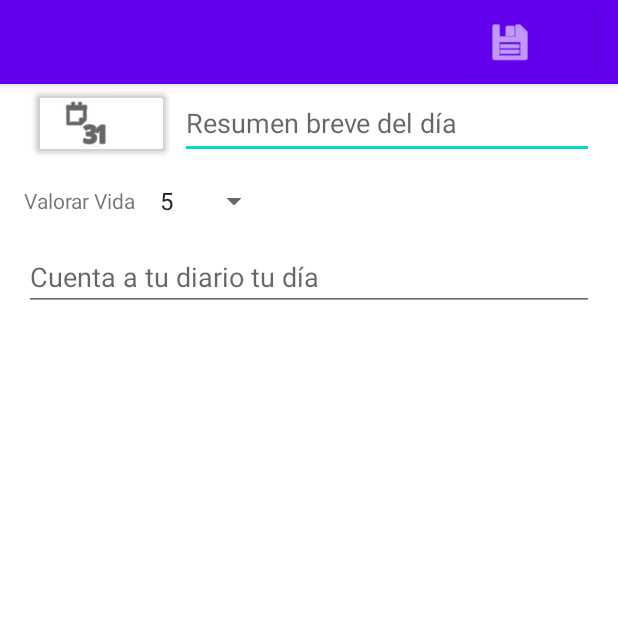
After one commit to sochoa2021joelsemperedura/Practica5, an Android app: the EdicionDiaActivity screen opened directly, with no data from a screen before it, on a phone screen of 412 x 824 dp, the top half of it. The commit adds this screen. Run offline under Robolectric (Android 15) with nearby library versions, the phone set to English and light mode, and no system bars.

Commit message:
Punto 37 Hecho

```diff
--- a/app/src/main/AndroidManifest.xml
+++ b/app/src/main/AndroidManifest.xml
@@ -10,6 +10,9 @@
         android:supportsRtl="true"
         android:theme="@style/Theme.Practica5.NoActionBar">
         <activity
+            android:name=".ui.EdicionDiaActivity"
+            android:exported="true" />
+        <activity
             android:name=".ui.MainActivity"
             android:exported="true">
             <intent-filter>
--- /dev/null
+++ b/app/src/main/java/net/iessochoa/joelsemperedura/practica5/ui/EdicionDiaActivity.java
@@ -0,0 +1,77 @@
+package net.iessochoa.joelsemperedura.practica5.ui;
+
+import androidx.appcompat.app.AppCompatActivity;
+
+import android.app.DatePickerDialog;
+import android.os.Bundle;
+import android.view.View;
+import android.widget.ArrayAdapter;
+import android.widget.Button;
+import android.widget.DatePicker;
+import android.widget.Spinner;
+import android.widget.TextView;
+
+import net.iessochoa.joelsemperedura.practica5.R;
+import net.iessochoa.joelsemperedura.practica5.model.DiaDiario;
+
+import java.text.SimpleDateFormat;
+import java.util.Calendar;
+import java.util.Date;
+
+public class EdicionDiaActivity extends AppCompatActivity {
+    Spinner spValoracion;
+    Button btnFecha;
+    TextView tvFecha;
+
+    @Override
+    protected void onCreate(Bundle savedInstanceState) {
+        super.onCreate(savedInstanceState);
+        setContentView(R.layout.activity_edicion_dia);
+
+        iniciaViews();
+
+        //obtener los items desde el xml para el spinner
+        ArrayAdapter<CharSequence>adaptadorValoracion = ArrayAdapter.createFromResource(this,
+                R.array.valoracion, android.R.layout.simple_spinner_item);
+        spValoracion.setAdapter(adaptadorValoracion);
+        //posicion del valor por defecto del spinner
+        spValoracion.setSelection(5);
+
+        //Boton fecha abrira un DatePickerDialog
+        btnFecha.setOnClickListener(e->{
+            onClickFecha();
+        });
+
+
+    }
+
+    public void iniciaViews(){
+        spValoracion = findViewById(R.id.spValoracion);
+        btnFecha = findViewById(R.id.btnFecha);
+        tvFecha = findViewById(R.id.tvFecha);
+    }
+
+    //Nos abre el click del boton fecha
+    public void onClickFecha(){
+        Calendar newCalendar = Calendar.getInstance();
+        DatePickerDialog dialogo = new DatePickerDialog(this, new
+                DatePickerDialog.OnDateSetListener() {
+                    @Override
+                    public void onDateSet(DatePicker view, int year, int
+                            monthOfYear, int dayOfMonth) {
+
+                        Calendar calendar = Calendar.getInstance();
+                        calendar.set(year, monthOfYear, dayOfMonth);
+                        Date fecha=calendar.getTime();
+
+                        //Asignacion de la fecha seleccionada en el dialogo al textView
+                        tvFecha.setText(DiaDiario.getFechaEstaticaFormatoLocal(fecha));
+                    }
+                }, newCalendar.get(Calendar.YEAR),
+                newCalendar.get(Calendar.MONTH),
+                newCalendar.get(Calendar.DAY_OF_MONTH));
+        dialogo.show();
+
+    }
+
+}
--- a/app/src/main/java/net/iessochoa/joelsemperedura/practica5/ui/MainActivity.java
+++ b/app/src/main/java/net/iessochoa/joelsemperedura/practica5/ui/MainActivity.java
@@ -3,13 +3,17 @@ package net.iessochoa.joelsemperedura.practica5.ui;
 import androidx.appcompat.app.AppCompatActivity;
 import androidx.appcompat.widget.Toolbar;
 
+import android.content.Intent;
 import android.os.Bundle;
 import android.view.Menu;
+import android.widget.Button;
 
 import net.iessochoa.joelsemperedura.practica5.R;
+import net.iessochoa.joelsemperedura.practica5.model.DiaDiario;
 
 public class MainActivity extends AppCompatActivity {
     Toolbar toolbar;
+    Button button;
 
     @Override
     protected void onCreate(Bundle savedInstanceState) {
@@ -22,6 +26,12 @@ public class MainActivity extends AppCompatActivity {
         //Asignar Toolbar a la actividad
         setSupportActionBar(toolbar);
 
+        // PRUEBA TODO ELIMINAR
+
+        button.setOnClickListener(e->{
+          Intent intent = new Intent(MainActivity.this, EdicionDiaActivity.class);
+            startActivity(intent);
+        });
 
     }
     //Cargar el menu personalizado
@@ -33,5 +43,6 @@ public class MainActivity extends AppCompatActivity {
 
     public void iniciaViews(){
         toolbar = findViewById(R.id.toolbar);
+        button = findViewById(R.id.btnPrueba);
     }
 }
--- /dev/null
+++ b/app/src/main/res/layout/activity_edicion_dia.xml
@@ -0,0 +1,126 @@
+<?xml version="1.0" encoding="utf-8"?>
+<androidx.coordinatorlayout.widget.CoordinatorLayout xmlns:android="http://schemas.android.com/apk/res/android"
+    xmlns:app="http://schemas.android.com/apk/res-auto"
+    xmlns:tools="http://schemas.android.com/tools"
+    android:layout_width="match_parent"
+    android:layout_height="match_parent"
+    android:orientation="horizontal"
+    tools:context=".ui.MainActivity">
+
+    <com.google.android.material.appbar.AppBarLayout
+        android:layout_width="match_parent"
+        android:layout_height="wrap_content"
+        android:orientation="vertical"
+        android:theme="@style/Theme.Practica5.AppBarOverlay">
+
+        <androidx.appcompat.widget.Toolbar
+            android:id="@+id/toolbar"
+            android:layout_width="match_parent"
+            android:layout_height="?attr/actionBarSize"
+            android:background="?attr/colorPrimary"
+            android:layoutDirection="rtl"
+            android:textAlignment="textEnd"
+            app:popupTheme="@style/Theme.Practica5.PopupOverlay">
+
+            <Button
+                android:id="@+id/btnGuardar"
+                android:layout_width="wrap_content"
+                android:layout_height="match_parent"
+                android:autoText="false"
+                android:layoutDirection="ltr"
+                app:icon="@android:drawable/ic_menu_save"
+                app:iconPadding="0dp" />
+
+        </androidx.appcompat.widget.Toolbar>
+
+
+    </com.google.android.material.appbar.AppBarLayout>
+
+    <androidx.constraintlayout.widget.ConstraintLayout
+        android:id="@+id/constraintLayout"
+        android:layout_width="match_parent"
+        android:layout_height="match_parent"
+        app:layout_anchor="@+id/constraintLayout"
+        app:layout_anchorGravity="center">
+
+        <TextView
+            android:id="@+id/tvFecha"
+            android:layout_width="wrap_content"
+            android:layout_height="0dp"
+            android:layout_marginStart="16dp"
+            android:layout_marginTop="64dp"
+            app:layout_constraintStart_toStartOf="parent"
+            app:layout_constraintTop_toTopOf="parent"
+            tools:text="14/10/2018" />
+
+        <Button
+            android:id="@+id/btnFecha"
+            android:layout_width="0dp"
+            android:layout_height="wrap_content"
+            android:layout_marginStart="8dp"
+            android:layout_marginTop="16dp"
+            android:backgroundTint="#00FFFFFF"
+            app:icon="@android:drawable/ic_menu_month"
+            app:iconTint="@color/black"
+            app:layout_constraintBottom_toBottomOf="@+id/tvFecha"
+            app:layout_constraintStart_toEndOf="@+id/tvFecha"
+            app:layout_constraintTop_toTopOf="@+id/tvFecha"
+            app:rippleColor="#00FFFFFF" />
+
+        <EditText
+            android:id="@+id/etResumenBreve"
+            android:layout_width="0dp"
+            android:layout_height="wrap_content"
+            android:layout_marginStart="8dp"
+            android:layout_marginEnd="16dp"
+            android:ems="10"
+            android:hint="@string/stTextoHintResumenBreve"
+            android:inputType="textPersonName"
+            android:minHeight="48dp"
+            app:layout_constraintBottom_toBottomOf="@+id/btnFecha"
+            app:layout_constraintEnd_toEndOf="parent"
+            app:layout_constraintStart_toEndOf="@+id/btnFecha"
+            app:layout_constraintTop_toTopOf="@+id/btnFecha" />
+
+        <Spinner
+            android:id="@+id/spValoracion"
+            android:layout_width="wrap_content"
+            android:layout_height="wrap_content"
+            android:layout_marginStart="8dp"
+            app:layout_constraintBottom_toBottomOf="@+id/tvValoraVida"
+            app:layout_constraintStart_toEndOf="@+id/tvValoraVida"
+            app:layout_constraintTop_toTopOf="@+id/tvValoraVida" />
+
+        <TextView
+            android:id="@+id/tvValoraVida"
+            android:layout_width="0dp"
+            android:layout_height="wrap_content"
+            android:layout_marginStart="16dp"
+            android:layout_marginTop="16dp"
+            android:text="@string/stValorarVida"
+            app:layout_constraintStart_toStartOf="parent"
+            app:layout_constraintTop_toBottomOf="@+id/btnFecha" />
+
+        <ScrollView
+            android:layout_width="match_parent"
+            android:layout_height="0dp"
+            android:layout_marginStart="16dp"
+            android:layout_marginTop="16dp"
+            android:layout_marginEnd="16dp"
+            app:layout_constraintBottom_toBottomOf="parent"
+            app:layout_constraintEnd_toEndOf="parent"
+            app:layout_constraintStart_toStartOf="parent"
+            app:layout_constraintTop_toBottomOf="@+id/spValoracion">
+
+            <EditText
+                android:id="@+id/etDiarioTexto"
+                android:layout_width="match_parent"
+                android:layout_height="wrap_content"
+                android:ems="10"
+                android:gravity="start|top"
+                android:hint="@string/stHintDiario"
+                android:inputType="textMultiLine" />
+        </ScrollView>
+    </androidx.constraintlayout.widget.ConstraintLayout>
+
+</androidx.coordinatorlayout.widget.CoordinatorLayout>
--- a/app/src/main/res/layout/activity_main.xml
+++ b/app/src/main/res/layout/activity_main.xml
@@ -56,6 +56,7 @@
         android:layout_height="match_parent">
 
         <TextView
+            android:id="@+id/textView"
             android:layout_width="wrap_content"
             android:layout_height="wrap_content"
             android:text="Hello World!"
@@ -63,6 +64,15 @@
             app:layout_constraintLeft_toLeftOf="parent"
             app:layout_constraintRight_toRightOf="parent"
             app:layout_constraintTop_toTopOf="parent" />
+
+        <Button
+            android:id="@+id/btnPrueba"
+            android:layout_width="wrap_content"
+            android:layout_height="wrap_content"
+            android:text="Button"
+            app:layout_constraintBottom_toTopOf="@+id/textView"
+            app:layout_constraintEnd_toEndOf="parent"
+            app:layout_constraintStart_toStartOf="parent" />
     </androidx.constraintlayout.widget.ConstraintLayout>
 
     <com.google.android.material.floatingactionbutton.FloatingActionButton
--- a/app/src/main/res/values-night/strings.xml
+++ b/app/src/main/res/values-night/strings.xml
@@ -7,4 +7,21 @@
     <string name="stAcercaDe">Acerca de...</string>
     <string name="stAsc">Asc</string>
     <string name="stDesc">Desc</string>
+    <string name="stTextoHintResumenBreve">Resumen breve del día</string>
+    <string name="stValorarVida">Valorar Vida</string>
+    <string name="stHintDiario">Cuenta a tu diario tu día</string>
+
+    <string-array name="valoracion">
+        <item>0</item>
+        <item>1</item>
+        <item>2</item>
+        <item>3</item>
+        <item>4</item>
+        <item>5</item>
+        <item>6</item>
+        <item>7</item>
+        <item>8</item>
+        <item>9</item>
+        <item>10</item>
+    </string-array>
 </resources>
--- a/app/src/main/res/values/strings.xml
+++ b/app/src/main/res/values/strings.xml
@@ -7,4 +7,21 @@
     <string name="stAcercaDe">Acerca de...</string>
     <string name="stAsc">Asc</string>
     <string name="stDesc">Desc</string>
+    <string name="stTextoHintResumenBreve">Resumen breve del día</string>
+    <string name="stValorarVida">Valorar Vida</string>
+    <string name="stHintDiario">Cuenta a tu diario tu día</string>
+
+    <string-array name="valoracion">
+        <item>0</item>
+        <item>1</item>
+        <item>2</item>
+        <item>3</item>
+        <item>4</item>
+        <item>5</item>
+        <item>6</item>
+        <item>7</item>
+        <item>8</item>
+        <item>9</item>
+        <item>10</item>
+    </string-array>
 </resources>
```
